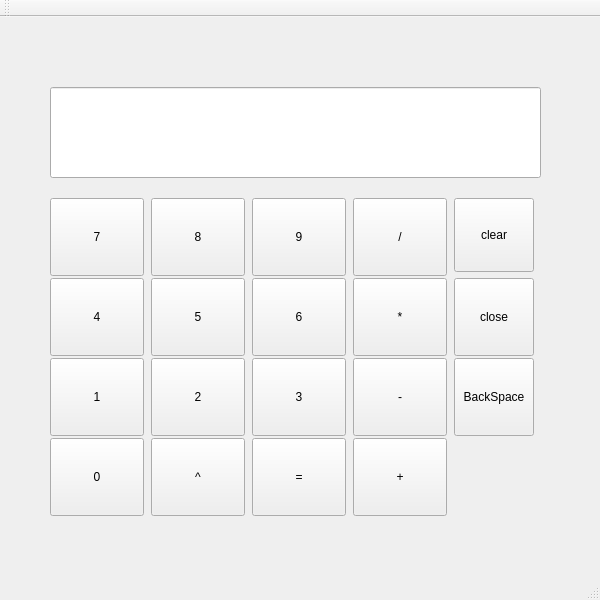
Old version of the form QtCalculator_LSH/QtCalculator_LSH/QtCalculator_LSH.ui in the repository LSH0624/project.
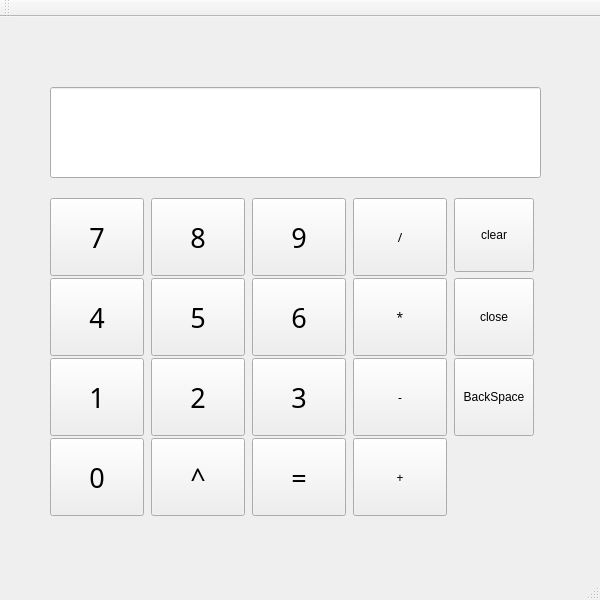
New version of the form.

Commit message: ui pont/size changed

What changed in the file:
```diff
--- a/QtCalculator_LSH/QtCalculator_LSH/QtCalculator_LSH.ui
+++ b/QtCalculator_LSH/QtCalculator_LSH/QtCalculator_LSH.ui
@@ -75,7 +75,7 @@
      <bool>false</bool>
     </property>
    </widget>
-   <widget class="QWidget" name="">
+   <widget class="QWidget" name="layoutWidget">
     <property name="geometry">
      <rect>
       <x>50</x>
@@ -108,6 +108,12 @@
          <height>78</height>
         </size>
        </property>
+       <property name="font">
+        <font>
+         <family>휴먼아미체</family>
+         <pointsize>20</pointsize>
+        </font>
+       </property>
        <property name="text">
         <string>8</string>
        </property>
@@ -121,9 +127,21 @@
          <height>78</height>
         </size>
        </property>
+       <property name="font">
+        <font>
+         <family>휴먼아미체</family>
+         <pointsize>20</pointsize>
+        </font>
+       </property>
        <property name="text">
         <string>9</string>
        </property>
+       <property name="iconSize">
+        <size>
+         <width>20</width>
+         <height>20</height>
+        </size>
+       </property>
       </widget>
      </item>
      <item row="0" column="3">
@@ -152,6 +170,11 @@
          <height>0</height>
         </size>
        </property>
+       <property name="font">
+        <font>
+         <family>휴먼모음T</family>
+        </font>
+       </property>
        <property name="cursor">
         <cursorShape>ArrowCursor</cursorShape>
        </property>
@@ -171,6 +194,12 @@
          <height>78</height>
         </size>
        </property>
+       <property name="font">
+        <font>
+         <family>휴먼아미체</family>
+         <pointsize>20</pointsize>
+        </font>
+       </property>
        <property name="text">
         <string>4</string>
        </property>
@@ -184,6 +213,11 @@
          <height>78</height>
         </size>
        </property>
+       <property name="font">
+        <font>
+         <family>휴먼모음T</family>
+        </font>
+       </property>
        <property name="text">
         <string>+</string>
        </property>
@@ -231,6 +265,12 @@
          <height>50</height>
         </size>
        </property>
+       <property name="font">
+        <font>
+         <family>휴먼아미체</family>
+         <pointsize>20</pointsize>
+        </font>
+       </property>
        <property name="text">
         <string>6</string>
        </property>
@@ -250,6 +290,11 @@
          <height>16777215</height>
         </size>
        </property>
+       <property name="font">
+        <font>
+         <family>휴먼모음T</family>
+        </font>
+       </property>
        <property name="text">
         <string>*</string>
        </property>
@@ -263,6 +308,12 @@
          <height>78</height>
         </size>
        </property>
+       <property name="font">
+        <font>
+         <family>휴먼아미체</family>
+         <pointsize>20</pointsize>
+        </font>
+       </property>
        <property name="text">
         <string>3</string>
        </property>
@@ -276,6 +327,11 @@
          <height>78</height>
         </size>
        </property>
+       <property name="font">
+        <font>
+         <family>휴먼모음T</family>
+        </font>
+       </property>
        <property name="text">
         <string>-</string>
        </property>
@@ -289,6 +345,12 @@
          <height>78</height>
         </size>
        </property>
+       <property name="font">
+        <font>
+         <family>휴먼아미체</family>
+         <pointsize>20</pointsize>
+        </font>
+       </property>
        <property name="text">
         <string>0</string>
        </property>
@@ -302,6 +364,12 @@
          <height>78</height>
         </size>
        </property>
+       <property name="font">
+        <font>
+         <family>휴먼아미체</family>
+         <pointsize>20</pointsize>
+        </font>
+       </property>
        <property name="text">
         <string>^</string>
        </property>
@@ -315,6 +383,12 @@
          <height>78</height>
         </size>
        </property>
+       <property name="font">
+        <font>
+         <family>휴먼아미체</family>
+         <pointsize>20</pointsize>
+        </font>
+       </property>
        <property name="text">
         <string>1</string>
        </property>
@@ -350,6 +424,12 @@
          <height>78</height>
         </size>
        </property>
+       <property name="font">
+        <font>
+         <family>휴먼아미체</family>
+         <pointsize>20</pointsize>
+        </font>
+       </property>
        <property name="text">
         <string>2</string>
        </property>
@@ -363,6 +443,12 @@
          <height>78</height>
         </size>
        </property>
+       <property name="font">
+        <font>
+         <family>휴먼아미체</family>
+         <pointsize>20</pointsize>
+        </font>
+       </property>
        <property name="text">
         <string>5</string>
        </property>
@@ -376,6 +462,12 @@
          <height>78</height>
         </size>
        </property>
+       <property name="font">
+        <font>
+         <family>휴먼모음T</family>
+         <pointsize>20</pointsize>
+        </font>
+       </property>
        <property name="text">
         <string>=</string>
        </property>
@@ -395,6 +487,12 @@
          <height>90</height>
         </size>
        </property>
+       <property name="font">
+        <font>
+         <family>휴먼아미체</family>
+         <pointsize>20</pointsize>
+        </font>
+       </property>
        <property name="text">
         <string>7</string>
        </property>
```
